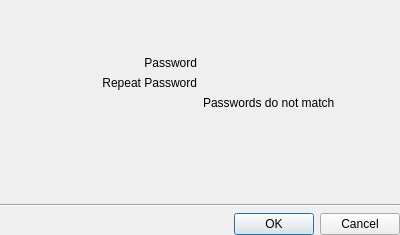
Qt form vms/client/nx_vms_client_desktop/src/nx/vms/client/desktop/common/dialogs/repeated_password_dialog.ui (networkoptix/nx_open) before a commit.
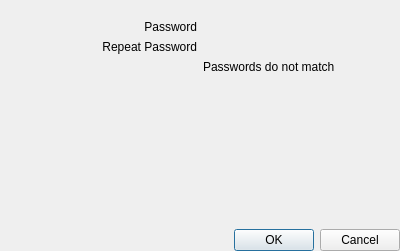
The same form after that commit. Custom widgets are drawn as their Qt base class.

Commit message: VMS-47760: Update banner for Archive encryption password dialog

The edit to the form file:
```diff
--- a/vms/client/nx_vms_client_desktop/src/nx/vms/client/desktop/common/dialogs/repeated_password_dialog.ui
+++ b/vms/client/nx_vms_client_desktop/src/nx/vms/client/desktop/common/dialogs/repeated_password_dialog.ui
@@ -7,13 +7,13 @@
     <x>0</x>
     <y>0</y>
     <width>400</width>
-    <height>235</height>
+    <height>251</height>
    </rect>
   </property>
   <property name="minimumSize">
    <size>
     <width>400</width>
-    <height>235</height>
+    <height>251</height>
    </size>
   </property>
   <layout class="QVBoxLayout" name="verticalLayout">
@@ -29,37 +29,6 @@
    <property name="bottomMargin">
     <number>0</number>
    </property>
-   <item>
-    <widget class="QWidget" name="headerBackgroundWidget" native="true">
-     <property name="autoFillBackground">
-      <bool>true</bool>
-     </property>
-     <layout class="QVBoxLayout" name="verticalLayout_2">
-      <property name="leftMargin">
-       <number>16</number>
-      </property>
-      <property name="topMargin">
-       <number>8</number>
-      </property>
-      <property name="rightMargin">
-       <number>16</number>
-      </property>
-      <property name="bottomMargin">
-       <number>8</number>
-      </property>
-      <item>
-       <widget class="QLabel" name="headerLabel">
-        <property name="text">
-         <string/>
-        </property>
-        <property name="wordWrap">
-         <bool>true</bool>
-        </property>
-       </widget>
-      </item>
-     </layout>
-    </widget>
-   </item>
    <item>
     <widget class="QWidget" name="fieldsWidget" native="true">
      <layout class="QGridLayout" name="gridLayout">
@@ -125,9 +94,9 @@
     </widget>
    </item>
    <item>
-    <widget class="Line" name="line">
-     <property name="orientation">
-      <enum>Qt::Horizontal</enum>
+    <widget class="nx::vms::client::desktop::CommonMessageBar" name="headerInfoBar" native="true">
+     <property name="topMargin">
+      <number>16</number>
      </property>
     </widget>
    </item>
@@ -150,6 +119,12 @@
    <header location="global">nx/vms/client/desktop/common/widgets/password_input_field.h</header>
    <container>1</container>
   </customwidget>
+  <customwidget>
+   <class>nx::vms::client::desktop::CommonMessageBar</class>
+   <extends>QWidget</extends>
+   <header location="global">nx/vms/client/desktop/common/widgets/message_bar.h</header>
+   <container>1</container>
+  </customwidget>
  </customwidgets>
  <resources/>
  <connections>
```
The commit also changes 1 other file.
